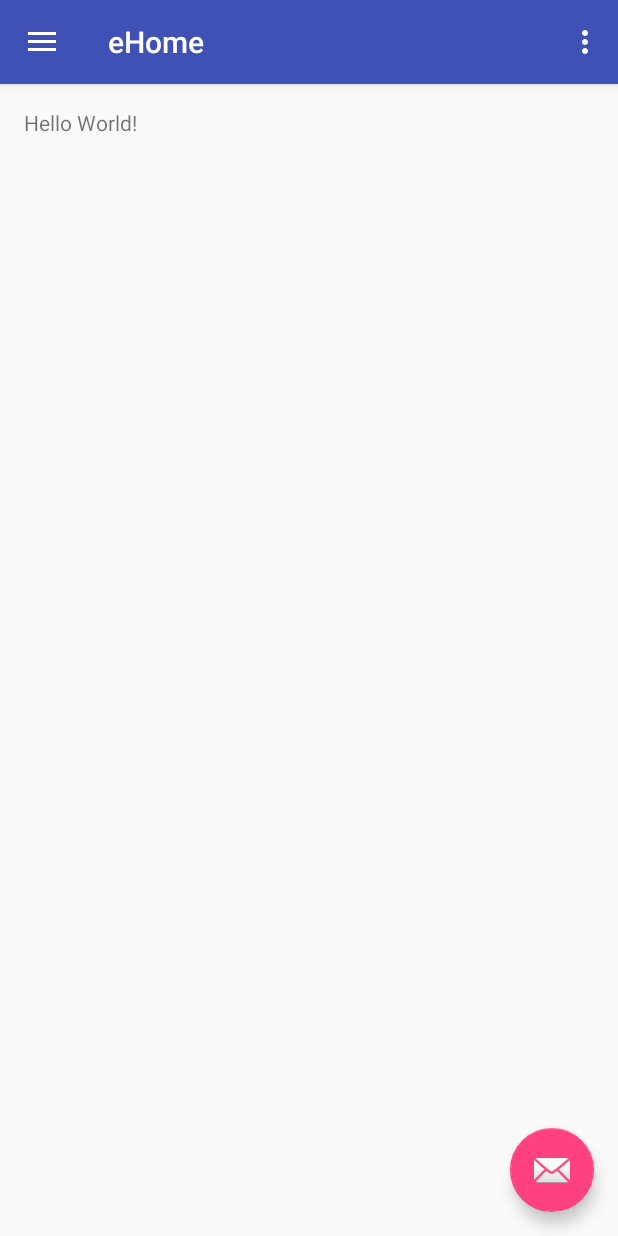
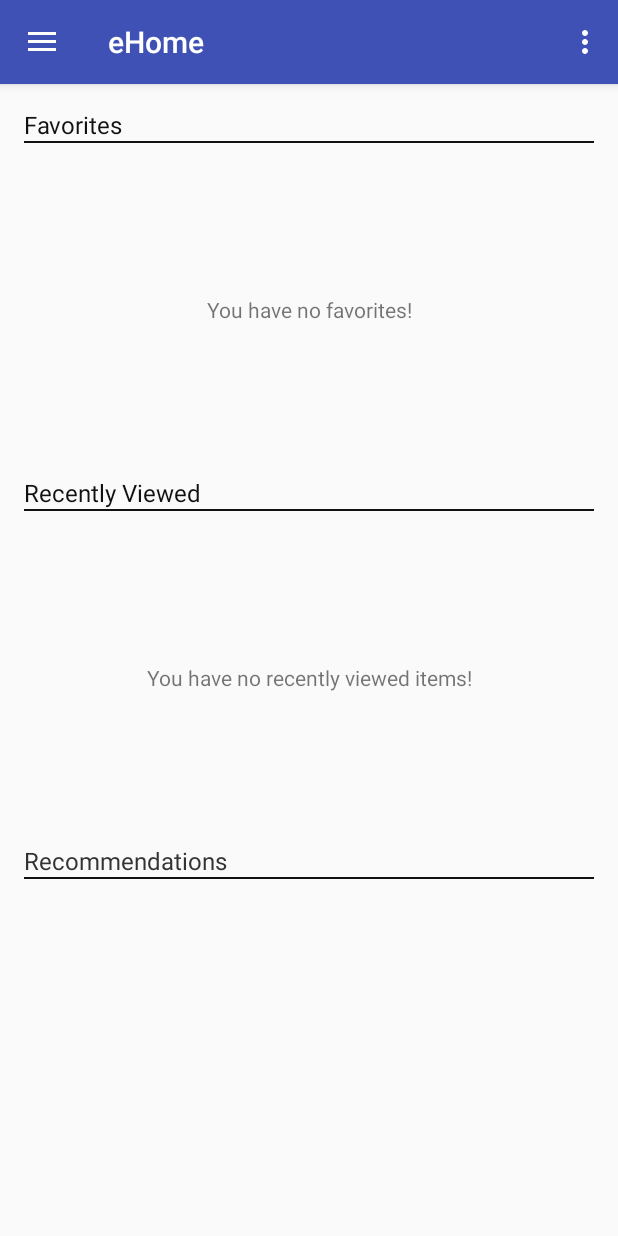
Before and after one commit to priyankpshah/CS442-Mobile-Application-Developement, an Android app: the MainActivity screen opened directly, with no data from a screen before it, on a phone screen of 412 x 824 dp. Run offline under Robolectric (Android 15) with nearby library versions, the phone set to English and light mode, and no system bars.

Commit message:
gave MainActivity fragment support

```diff
--- a/app/build.gradle
+++ b/app/build.gradle
@@ -24,4 +24,5 @@ dependencies {
     testCompile 'junit:junit:4.12'
     compile 'com.android.support:appcompat-v7:23.2.1'
     compile 'com.android.support:design:23.2.1'
+    compile 'com.android.support:support-v4:23.2.1'
 }
--- /dev/null
+++ b/app/src/main/java/edu/iit/cs442/tmolenho/ehome/DashboardFragment.java
@@ -0,0 +1,107 @@
+package edu.iit.cs442.tmolenho.ehome;
+
+import android.content.Context;
+import android.net.Uri;
+import android.os.Bundle;
+import android.support.v4.app.Fragment;
+import android.view.LayoutInflater;
+import android.view.View;
+import android.view.ViewGroup;
+
+
+/**
+ * A simple {@link Fragment} subclass.
+ * Activities that contain this fragment must implement the
+ * {@link DashboardFragment.OnFragmentInteractionListener} interface
+ * to handle interaction events.
+ * Use the {@link DashboardFragment#newInstance} factory method to
+ * create an instance of this fragment.
+ */
+public class DashboardFragment extends Fragment {
+    // TODO: Rename parameter arguments, choose names that match
+    // the fragment initialization parameters, e.g. ARG_ITEM_NUMBER
+    private static final String ARG_PARAM1 = "param1";
+    private static final String ARG_PARAM2 = "param2";
+
+    // TODO: Rename and change types of parameters
+    private String mParam1;
+    private String mParam2;
+
+    private OnFragmentInteractionListener mListener;
+
+    public DashboardFragment() {
+        // Required empty public constructor
+    }
+
+    /**
+     * Use this factory method to create a new instance of
+     * this fragment using the provided parameters.
+     *
+     * @param param1 Parameter 1.
+     * @param param2 Parameter 2.
+     * @return A new instance of fragment DashboardFragment.
+     */
+    // TODO: Rename and change types and number of parameters
+    public static DashboardFragment newInstance(String param1, String param2) {
+        DashboardFragment fragment = new DashboardFragment();
+        Bundle args = new Bundle();
+        args.putString(ARG_PARAM1, param1);
+        args.putString(ARG_PARAM2, param2);
+        fragment.setArguments(args);
+        return fragment;
+    }
+
+    @Override
+    public void onCreate(Bundle savedInstanceState) {
+        super.onCreate(savedInstanceState);
+        if (getArguments() != null) {
+            mParam1 = getArguments().getString(ARG_PARAM1);
+            mParam2 = getArguments().getString(ARG_PARAM2);
+        }
+    }
+
+    @Override
+    public View onCreateView(LayoutInflater inflater, ViewGroup container, Bundle savedInstanceState) {
+        // Inflate the layout for this fragment
+        return inflater.inflate(R.layout.fragment_dashboard, container, false);
+    }
+
+    // TODO: Rename method, update argument and hook method into UI event
+    public void onButtonPressed(Uri uri) {
+        if (mListener != null) {
+            mListener.onFragmentInteraction(uri);
+        }
+    }
+
+    @Override
+    public void onAttach(Context context) {
+        super.onAttach(context);
+        if (context instanceof OnFragmentInteractionListener) {
+            mListener = (OnFragmentInteractionListener) context;
+        } else {
+            throw new RuntimeException(context.toString()
+                    + " must implement OnFragmentInteractionListener");
+        }
+    }
+
+    @Override
+    public void onDetach() {
+        super.onDetach();
+        mListener = null;
+    }
+
+    /**
+     * This interface must be implemented by activities that contain this
+     * fragment to allow an interaction in this fragment to be communicated
+     * to the activity and potentially other fragments contained in that
+     * activity.
+     * <p/>
+     * See the Android Training lesson <a href=
+     * "http://developer.android.com/training/basics/fragments/communicating.html"
+     * >Communicating with Other Fragments</a> for more information.
+     */
+    public interface OnFragmentInteractionListener {
+        // TODO: Update argument type and name
+        void onFragmentInteraction(Uri uri);
+    }
+}
--- a/app/src/main/java/edu/iit/cs442/tmolenho/ehome/MainActivity.java
+++ b/app/src/main/java/edu/iit/cs442/tmolenho/ehome/MainActivity.java
@@ -1,9 +1,10 @@
 package edu.iit.cs442.tmolenho.ehome;
 
+import android.net.Uri;
 import android.os.Bundle;
-import android.support.design.widget.FloatingActionButton;
 import android.support.design.widget.NavigationView;
-import android.support.design.widget.Snackbar;
+import android.support.v4.app.Fragment;
+import android.support.v4.app.FragmentManager;
 import android.support.v4.view.GravityCompat;
 import android.support.v4.widget.DrawerLayout;
 import android.support.v7.app.ActionBarDrawerToggle;
@@ -11,10 +12,8 @@ import android.support.v7.app.AppCompatActivity;
 import android.support.v7.widget.Toolbar;
 import android.view.Menu;
 import android.view.MenuItem;
-import android.view.View;
 
-public class MainActivity extends AppCompatActivity
-        implements NavigationView.OnNavigationItemSelectedListener {
+public class MainActivity extends AppCompatActivity implements NavigationView.OnNavigationItemSelectedListener, DashboardFragment.OnFragmentInteractionListener {
 
     @Override
     protected void onCreate(Bundle savedInstanceState) {
@@ -23,23 +22,19 @@ public class MainActivity extends AppCompatActivity
         Toolbar toolbar = (Toolbar) findViewById(R.id.toolbar);
         setSupportActionBar(toolbar);
 
-        FloatingActionButton fab = (FloatingActionButton) findViewById(R.id.fab);
-        fab.setOnClickListener(new View.OnClickListener() {
-            @Override
-            public void onClick(View view) {
-                Snackbar.make(view, "Replace with your own action", Snackbar.LENGTH_LONG)
-                        .setAction("Action", null).show();
-            }
-        });
-
         DrawerLayout drawer = (DrawerLayout) findViewById(R.id.drawer_layout);
-        ActionBarDrawerToggle toggle = new ActionBarDrawerToggle(
-                this, drawer, toolbar, R.string.navigation_drawer_open, R.string.navigation_drawer_close);
+        ActionBarDrawerToggle toggle = new ActionBarDrawerToggle(this, drawer, toolbar, R.string.navigation_drawer_open, R.string.navigation_drawer_close);
         drawer.setDrawerListener(toggle);
         toggle.syncState();
 
         NavigationView navigationView = (NavigationView) findViewById(R.id.nav_view);
         navigationView.setNavigationItemSelectedListener(this);
+
+        Fragment dashboard = DashboardFragment.newInstance("", "");
+        FragmentManager fm = getSupportFragmentManager();
+        fm.beginTransaction()
+                .replace(R.id.contentFragment, dashboard)
+                .commit();
     }
 
     @Override
@@ -98,4 +93,10 @@ public class MainActivity extends AppCompatActivity
         drawer.closeDrawer(GravityCompat.START);
         return true;
     }
+
+    @Override
+    public void onFragmentInteraction(Uri uri) {
+
+    }
+
 }
--- a/app/src/main/res/layout/activity_main.xml
+++ b/app/src/main/res/layout/activity_main.xml
@@ -8,10 +8,35 @@
     android:fitsSystemWindows="true"
     tools:openDrawer="start">
 
-    <include
-        layout="@layout/app_bar_main"
+    <android.support.design.widget.CoordinatorLayout
         android:layout_width="match_parent"
-        android:layout_height="match_parent" />
+        android:layout_height="match_parent"
+        android:fitsSystemWindows="true"
+        tools:context="edu.iit.cs442.tmolenho.ehome.MainActivity">
+
+        <android.support.design.widget.AppBarLayout
+            android:layout_width="match_parent"
+            android:layout_height="wrap_content"
+            android:theme="@style/AppTheme.AppBarOverlay">
+
+            <android.support.v7.widget.Toolbar
+                android:id="@+id/toolbar"
+                android:layout_width="match_parent"
+                android:layout_height="?attr/actionBarSize"
+                android:background="?attr/colorPrimary"
+                app:popupTheme="@style/AppTheme.PopupOverlay" />
+
+        </android.support.design.widget.AppBarLayout>
+
+        <FrameLayout
+            android:id="@+id/contentFragment"
+            android:layout_width="match_parent"
+            android:layout_height="match_parent"
+            app:layout_behavior="@string/appbar_scrolling_view_behavior"
+            tools:context="edu.iit.cs442.tmolenho.ehome.MainActivity"
+            tools:showIn="@layout/activity_main" />
+
+    </android.support.design.widget.CoordinatorLayout>
 
     <android.support.design.widget.NavigationView
         android:id="@+id/nav_view"
--- a/app/src/main/res/layout/app_bar_main.xml
+++ /dev/null
@@ -1,34 +0,0 @@
-<?xml version="1.0" encoding="utf-8"?>
-<android.support.design.widget.CoordinatorLayout xmlns:android="http://schemas.android.com/apk/res/android"
-    xmlns:app="http://schemas.android.com/apk/res-auto"
-    xmlns:tools="http://schemas.android.com/tools"
-    android:layout_width="match_parent"
-    android:layout_height="match_parent"
-    android:fitsSystemWindows="true"
-    tools:context="edu.iit.cs442.tmolenho.ehome.MainActivity">
-
-    <android.support.design.widget.AppBarLayout
-        android:layout_width="match_parent"
-        android:layout_height="wrap_content"
-        android:theme="@style/AppTheme.AppBarOverlay">
-
-        <android.support.v7.widget.Toolbar
-            android:id="@+id/toolbar"
-            android:layout_width="match_parent"
-            android:layout_height="?attr/actionBarSize"
-            android:background="?attr/colorPrimary"
-            app:popupTheme="@style/AppTheme.PopupOverlay" />
-
-    </android.support.design.widget.AppBarLayout>
-
-    <include layout="@layout/content_main" />
-
-    <android.support.design.widget.FloatingActionButton
-        android:id="@+id/fab"
-        android:layout_width="wrap_content"
-        android:layout_height="wrap_content"
-        android:layout_gravity="bottom|end"
-        android:layout_margin="@dimen/fab_margin"
-        android:src="@android:drawable/ic_dialog_email" />
-
-</android.support.design.widget.CoordinatorLayout>
--- a/app/src/main/res/layout/content_main.xml
+++ /dev/null
@@ -1,19 +0,0 @@
-<?xml version="1.0" encoding="utf-8"?>
-<RelativeLayout xmlns:android="http://schemas.android.com/apk/res/android"
-    xmlns:app="http://schemas.android.com/apk/res-auto"
-    xmlns:tools="http://schemas.android.com/tools"
-    android:layout_width="match_parent"
-    android:layout_height="match_parent"
-    android:paddingBottom="@dimen/activity_vertical_margin"
-    android:paddingLeft="@dimen/activity_horizontal_margin"
-    android:paddingRight="@dimen/activity_horizontal_margin"
-    android:paddingTop="@dimen/activity_vertical_margin"
-    app:layout_behavior="@string/appbar_scrolling_view_behavior"
-    tools:context="edu.iit.cs442.tmolenho.ehome.MainActivity"
-    tools:showIn="@layout/app_bar_main">
-
-    <TextView
-        android:layout_width="wrap_content"
-        android:layout_height="wrap_content"
-        android:text="Hello World!" />
-</RelativeLayout>
--- /dev/null
+++ b/app/src/main/res/layout/fragment_dashboard.xml
@@ -0,0 +1,105 @@
+<LinearLayout xmlns:android="http://schemas.android.com/apk/res/android"
+    xmlns:tools="http://schemas.android.com/tools"
+    android:layout_width="match_parent"
+    android:layout_height="match_parent"
+    android:orientation="vertical"
+    android:padding="16dp"
+    tools:context="edu.iit.cs442.tmolenho.ehome.DashboardFragment">
+
+    <RelativeLayout
+        android:layout_width="match_parent"
+        android:layout_height="0dp"
+        android:layout_weight="1">
+
+        <TextView
+            android:id="@+id/favHeader"
+            android:layout_width="wrap_content"
+            android:layout_height="wrap_content"
+            android:text="Favorites"
+            android:textColor="#111"
+            android:textSize="16sp" />
+
+        <View
+            android:id="@+id/favDivider"
+            android:layout_width="match_parent"
+            android:layout_height="1dp"
+            android:layout_below="@id/favHeader"
+            android:background="#111" />
+
+        <TextView
+            android:layout_width="wrap_content"
+            android:layout_height="wrap_content"
+            android:layout_alignParentBottom="true"
+            android:layout_alignParentEnd="true"
+            android:layout_alignParentStart="true"
+            android:layout_below="@id/favDivider"
+            android:gravity="center"
+            android:text="You have no favorites!" />
+
+    </RelativeLayout>
+
+    <RelativeLayout
+        android:layout_width="match_parent"
+        android:layout_height="0dp"
+        android:layout_weight="1"
+        android:orientation="vertical">
+
+        <TextView
+            android:id="@+id/recentHeader"
+            android:layout_width="wrap_content"
+            android:layout_height="wrap_content"
+            android:text="Recently Viewed"
+            android:textColor="#111"
+            android:textSize="16sp" />
+
+        <View
+            android:id="@+id/recentDivider"
+            android:layout_width="match_parent"
+            android:layout_height="1dp"
+            android:layout_below="@id/recentHeader"
+            android:background="#111" />
+
+        <TextView
+            android:layout_width="wrap_content"
+            android:layout_height="wrap_content"
+            android:layout_alignParentBottom="true"
+            android:layout_alignParentEnd="true"
+            android:layout_alignParentStart="true"
+            android:layout_below="@id/recentDivider"
+            android:gravity="center"
+            android:text="You have no recently viewed items!" />
+    </RelativeLayout>
+
+    <RelativeLayout
+        android:layout_width="match_parent"
+        android:layout_height="0dp"
+        android:layout_weight="1">
+
+        <TextView
+            android:id="@+id/recommendationHeader"
+            android:layout_width="wrap_content"
+            android:layout_height="wrap_content"
+            android:text="Recommendations"
+            android:textColor="#333"
+            android:textSize="16sp" />
+
+        <View
+            android:id="@+id/recDivider"
+            android:layout_width="match_parent"
+            android:layout_height="1dp"
+            android:layout_below="@id/recommendationHeader"
+            android:background="#111" />
+
+        <ImageView
+            android:layout_width="wrap_content"
+            android:layout_height="wrap_content"
+            android:layout_alignParentBottom="true"
+            android:layout_alignParentEnd="true"
+            android:layout_alignParentStart="true"
+            android:layout_below="@id/recDivider"
+            android:gravity="center"
+            android:paddingTop="8dp" />
+
+    </RelativeLayout>
+
+</LinearLayout>
```
